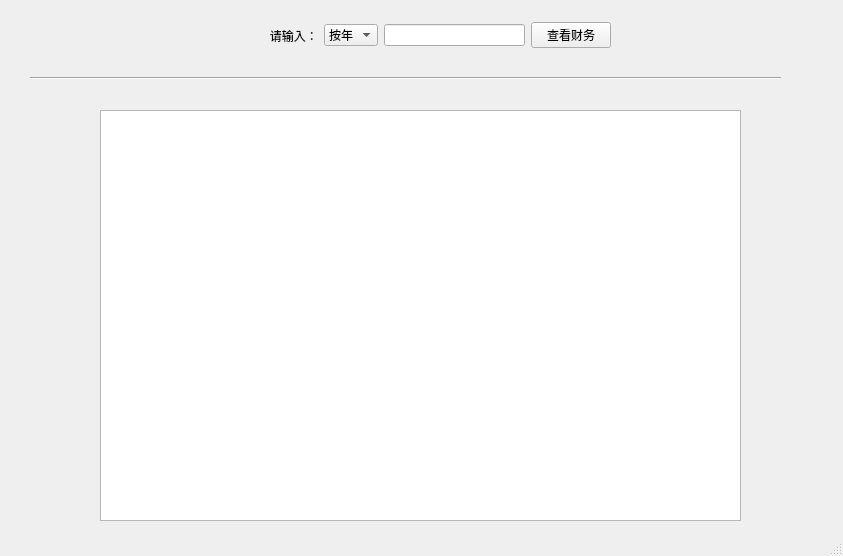
Qt form Python_tensorflow_LicensePlate/front/finance_Ui.ui (handsomeyaqiang/plate_number_of_company_parking_lot) before a commit.
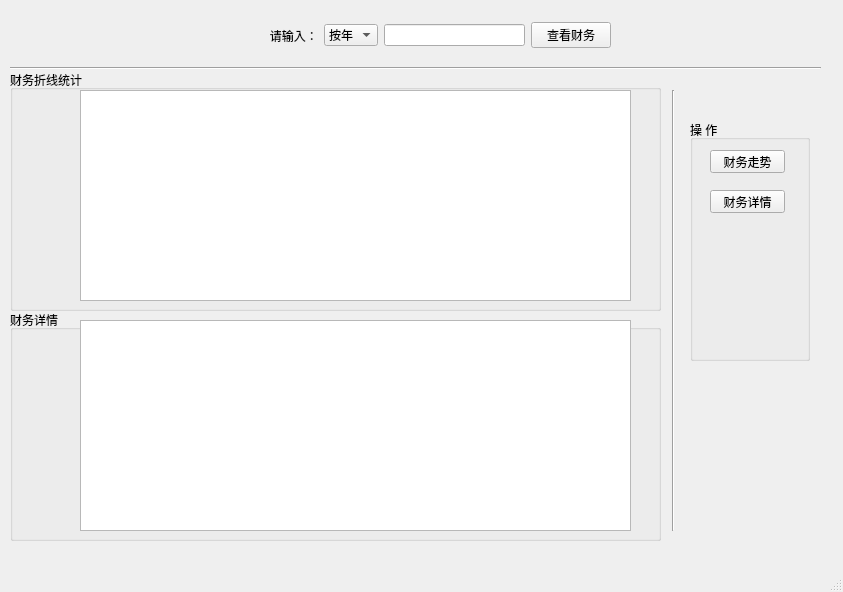
The same form after that commit.

Commit message: know调整了输出窗口的大小，财务管理添加了折线显示和表格详情显示， 测试的逻辑需要规范，车位管理调整了控件布局以满足数据规格

```diff
--- a/Python_tensorflow_LicensePlate/front/finance_Ui.ui
+++ b/Python_tensorflow_LicensePlate/front/finance_Ui.ui
@@ -7,29 +7,19 @@
     <x>0</x>
     <y>0</y>
     <width>843</width>
-    <height>556</height>
+    <height>592</height>
    </rect>
   </property>
   <property name="windowTitle">
    <string>MainWindow</string>
   </property>
   <widget class="QWidget" name="centralwidget">
-   <widget class="QGraphicsView" name="graphicsView">
-    <property name="geometry">
-     <rect>
-      <x>100</x>
-      <y>110</y>
-      <width>641</width>
-      <height>411</height>
-     </rect>
-    </property>
-   </widget>
    <widget class="Line" name="line">
     <property name="geometry">
      <rect>
-      <x>30</x>
-      <y>70</y>
-      <width>751</width>
+      <x>10</x>
+      <y>60</y>
+      <width>811</width>
       <height>16</height>
      </rect>
     </property>
@@ -98,6 +88,104 @@
      <string/>
     </property>
    </widget>
+   <widget class="Line" name="line_2">
+    <property name="geometry">
+     <rect>
+      <x>663</x>
+      <y>90</y>
+      <width>20</width>
+      <height>441</height>
+     </rect>
+    </property>
+    <property name="orientation">
+     <enum>Qt::Vertical</enum>
+    </property>
+   </widget>
+   <widget class="QGroupBox" name="groupBox">
+    <property name="geometry">
+     <rect>
+      <x>690</x>
+      <y>120</y>
+      <width>120</width>
+      <height>241</height>
+     </rect>
+    </property>
+    <property name="title">
+     <string>操 作</string>
+    </property>
+    <widget class="QPushButton" name="pushButton_4">
+     <property name="geometry">
+      <rect>
+       <x>20</x>
+       <y>30</y>
+       <width>75</width>
+       <height>23</height>
+      </rect>
+     </property>
+     <property name="text">
+      <string>财务走势</string>
+     </property>
+    </widget>
+    <widget class="QPushButton" name="pushButton_3">
+     <property name="geometry">
+      <rect>
+       <x>20</x>
+       <y>70</y>
+       <width>75</width>
+       <height>23</height>
+      </rect>
+     </property>
+     <property name="text">
+      <string>财务详情</string>
+     </property>
+    </widget>
+   </widget>
+   <widget class="QGroupBox" name="groupBox_2">
+    <property name="geometry">
+     <rect>
+      <x>10</x>
+      <y>70</y>
+      <width>651</width>
+      <height>241</height>
+     </rect>
+    </property>
+    <property name="title">
+     <string>财务折线统计</string>
+    </property>
+    <widget class="QGraphicsView" name="graphicsView">
+     <property name="geometry">
+      <rect>
+       <x>70</x>
+       <y>20</y>
+       <width>551</width>
+       <height>211</height>
+      </rect>
+     </property>
+    </widget>
+   </widget>
+   <widget class="QGroupBox" name="groupBox_3">
+    <property name="geometry">
+     <rect>
+      <x>10</x>
+      <y>310</y>
+      <width>651</width>
+      <height>231</height>
+     </rect>
+    </property>
+    <property name="title">
+     <string>财务详情</string>
+    </property>
+    <widget class="QTableWidget" name="tableWidget">
+     <property name="geometry">
+      <rect>
+       <x>70</x>
+       <y>10</y>
+       <width>551</width>
+       <height>211</height>
+      </rect>
+     </property>
+    </widget>
+   </widget>
   </widget>
   <widget class="QMenuBar" name="menubar">
    <property name="geometry">
```
The commit also changes 7 other files.
